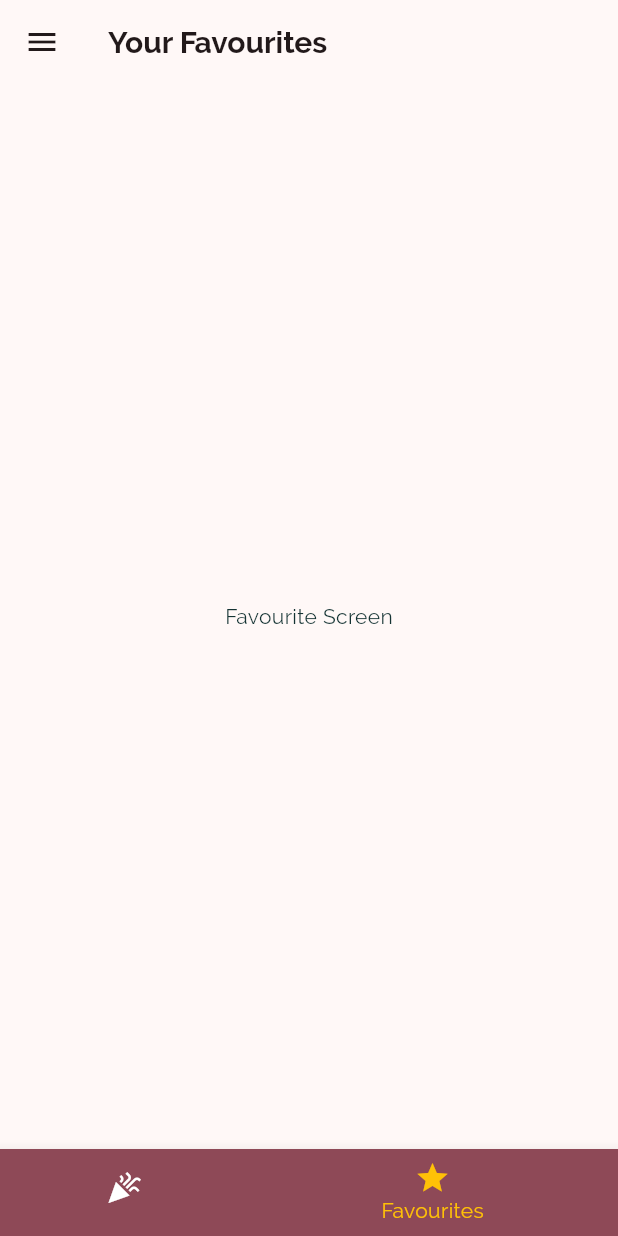
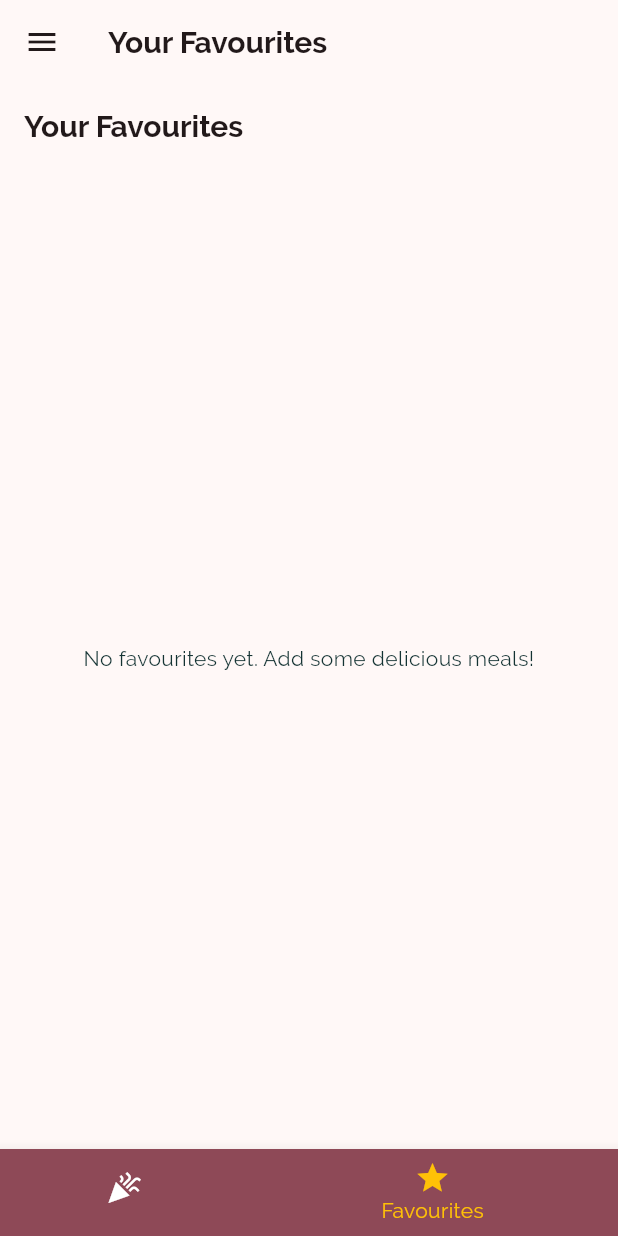
Before and after one commit to flexxy-07/NavvyMeals, a Flutter app: the screen it shows after launch, item 2 of the bottom bar chosen, on a phone screen of 412 x 824 dp. Run offline on Flutter 3.47's test engine with Material 3 defaults, Android fonts, the phone set to English and light mode, and no system bars.

```diff
--- a/lib/dummy_data.dart
+++ b/lib/dummy_data.dart
@@ -16,7 +16,7 @@ const DUMMY_CATEGORIES = const [
   Category(id: 'c10', title: 'Summer', color: Colors.teal),
 ];
 
-const DUMMY_MEALS = const [
+ final DUMMY_MEALS =  [
   Meal(
     id: '1',
     title: 'Spaghetti with Tomato Sauce',
@@ -47,8 +47,10 @@ const DUMMY_MEALS = const [
     isVegan: false,
     isLactoseFree: false,
     isVegetarian: false,
+    isFavourite: false,
   ),
   Meal(
+
     id: '2',
     title: 'Toast Hawaii',
     imageUrl:
@@ -73,9 +75,11 @@ const DUMMY_MEALS = const [
     isVegan: false,
     isLactoseFree: false,
     isVegetarian: false,
+    isFavourite: false,
   ),
 
   Meal(
+
     id: '3',
     title: 'Classic Hamburger',
     imageUrl:
@@ -103,9 +107,11 @@ const DUMMY_MEALS = const [
     isVegan: false,
     isLactoseFree: false,
     isVegetarian: false,
+    isFavourite: false,
   ),
 
   Meal(
+
     id: '4',
     title: 'Wiener Schnitzel',
     imageUrl:
@@ -137,6 +143,7 @@ const DUMMY_MEALS = const [
     isVegan: false,
     isLactoseFree: false,
     isVegetarian: false,
+    isFavourite: false,
   ),
   Meal(
     id: '5',
@@ -169,6 +176,7 @@ const DUMMY_MEALS = const [
     isVegan: false,
     isLactoseFree: false,
     isVegetarian: false,
+    isFavourite: false,
   ),
 
   Meal(
@@ -202,6 +210,7 @@ const DUMMY_MEALS = const [
     isVegan: false,
     isLactoseFree: false,
     isVegetarian: false,
+    isFavourite: false,
   ),
 
   Meal(
@@ -236,6 +245,7 @@ const DUMMY_MEALS = const [
     isVegan: false,
     isLactoseFree: false,
     isVegetarian: false,
+    isFavourite: false,
   ),
 
   Meal(
@@ -269,6 +279,7 @@ const DUMMY_MEALS = const [
     isVegan: false,
     isLactoseFree: false,
     isVegetarian: false,
+    isFavourite: false,
   ),
 
   Meal(
@@ -297,6 +308,7 @@ const DUMMY_MEALS = const [
     isVegan: false,
     isLactoseFree: false,
     isVegetarian: false,
+    isFavourite: false,
   ),
 
   Meal(
@@ -328,6 +340,7 @@ const DUMMY_MEALS = const [
     isVegan: true,
     isLactoseFree: true,
     isVegetarian: true,
+    isFavourite: false,
   ),
 
   Meal(
@@ -356,6 +369,7 @@ const DUMMY_MEALS = const [
     isVegan: true,
     isLactoseFree: true,
     isVegetarian: true,
+    isFavourite: false,
   ),
 
   Meal(
@@ -386,6 +400,7 @@ const DUMMY_MEALS = const [
     isVegan: false,
     isLactoseFree: true,
     isVegetarian: false,
+    isFavourite: false,
   ),
 
   Meal(
@@ -414,6 +429,7 @@ const DUMMY_MEALS = const [
     isVegan: true,
     isLactoseFree: true,
     isVegetarian: true,
+    isFavourite: false,
   ),
 
   Meal(
@@ -446,6 +462,7 @@ const DUMMY_MEALS = const [
     isVegan: true,
     isLactoseFree: true,
     isVegetarian: true,
+    isFavourite: false,
   ),
   Meal(
     id: '15',
@@ -477,6 +494,7 @@ const DUMMY_MEALS = const [
     isVegan: true,
     isLactoseFree: true,
     isVegetarian: true,
+    isFavourite: false,
   ),
 
   Meal(
@@ -512,6 +530,7 @@ const DUMMY_MEALS = const [
     isVegan: true,
     isLactoseFree: true,
     isVegetarian: true,
+    isFavourite: false,
   ),
 
   Meal(
@@ -543,6 +562,7 @@ const DUMMY_MEALS = const [
     isVegan: true,
     isLactoseFree: true,
     isVegetarian: true,
+    isFavourite: false,
   ),
 
   Meal(
@@ -575,6 +595,7 @@ const DUMMY_MEALS = const [
     isVegan: false,
     isLactoseFree: false,
     isVegetarian: true,
+    isFavourite: false,
   ),
 
   Meal(
@@ -609,6 +630,7 @@ const DUMMY_MEALS = const [
     isVegan: false,
     isLactoseFree: false,
     isVegetarian: true,
+    isFavourite: false,
   ),
 
   Meal(
@@ -636,6 +658,7 @@ const DUMMY_MEALS = const [
     isVegan: false,
     isLactoseFree: false,
     isVegetarian: true,
+    isFavourite: false,
   ),
 ];
 // Add more meals as needed
--- a/lib/favourite_screen.dart
+++ b/lib/favourite_screen.dart
@@ -1,14 +1,37 @@
 import 'package:flutter/material.dart';
+import 'package:tastynav_cuisines/dummy_data.dart';
+import 'package:tastynav_cuisines/model/meal.dart';
 
 class FavouriteScreen extends StatelessWidget {
-  const FavouriteScreen({super.key});
+  static const routeName = '/favourites-meals';
 
   @override
   Widget build(BuildContext context) {
+    final List<Meal> favouriteMeals =
+        DUMMY_MEALS.where((meal) => meal.isFavourite).toList();
+
     return Scaffold(
-      body: const Center(
-        child: Text('Favourite Screen'),
-      ),
+      appBar: AppBar(title: const Text('Your Favourites')),
+      body: favouriteMeals.isEmpty
+          ? const Center(
+              child: Text(
+                'No favourites yet. Add some delicious meals!',
+                textAlign: TextAlign.center,
+              ),
+            )
+          : ListView.builder(
+              itemCount: favouriteMeals.length,
+              itemBuilder: (context, index) {
+                final Meal currMeal = favouriteMeals[index];
+                return ListTile(
+                  leading: CircleAvatar(
+                    backgroundImage: NetworkImage(currMeal.imageUrl),
+                  ),
+                  title: Text(currMeal.title),
+                  subtitle: Text('${currMeal.duration} min'),
+                );
+              },
+            ),
     );
   }
 }
--- /dev/null
+++ b/lib/filters_screen.dart
@@ -0,0 +1,16 @@
+import 'package:flutter/material.dart';
+import 'package:tastynav_cuisines/main_drawer.dart';
+
+class FiltersScreen extends StatelessWidget {
+  static const String routeName = '/filter-meals';
+
+  @override
+  Widget build(BuildContext context) {
+    return Scaffold(
+      appBar: AppBar(
+        title: const Text('Your Filters'),
+      ),
+      drawer: MainDrawer(),
+    );
+  }
+}
--- a/lib/main.dart
+++ b/lib/main.dart
@@ -2,6 +2,8 @@
 import 'package:flutter/material.dart';
 import 'package:tastynav_cuisines/categories_screen.dart';
 import 'package:tastynav_cuisines/category_meals_screen.dart';
+import 'package:tastynav_cuisines/favourite_screen.dart';
+import 'package:tastynav_cuisines/filters_screen.dart';
 import 'package:tastynav_cuisines/meal_item_details.dart';
 import 'package:tastynav_cuisines/tabs_screen.dart';
 
@@ -44,6 +46,8 @@ class MyApp extends StatelessWidget{
         '/' : (context) => TabsScreen(),
         CategoryMealsScreen.routeName: (ctx) => CategoryMealsScreen(),
         MealDetail.routeName: (ctx) => MealDetail(),
+        FavouriteScreen.routeName: (ctx) => FavouriteScreen(),
+        FiltersScreen.routeName : (ctx) => FiltersScreen()
       }, // first screen of the app
 
       // used when a router is not defined in routes table, then this will be called
--- a/lib/model/meal.dart
+++ b/lib/model/meal.dart
@@ -24,8 +24,9 @@ class Meal {
   final bool isVegan;
   final bool isLactoseFree;
   final bool isVegetarian;
+  bool isFavourite;
 
-  const Meal({
+   Meal({
     required this.id,
     required this.title,
     required this.imageUrl,
@@ -39,5 +40,6 @@ class Meal {
     required this.isVegan,
     required this.isLactoseFree,
     required this.isVegetarian,
+    this.isFavourite = false,
   });
 }
--- a/lib/tabs_screen.dart
+++ b/lib/tabs_screen.dart
@@ -9,12 +9,12 @@ class TabsScreen extends StatefulWidget {
 }
 
 class _TabsScreenState extends State<TabsScreen> {
-  final List<Map<String, Object>> _pages = [
-    {'page' : CategoriesScreen(), 'title' : 'Categories'},
-    {'page' : FavouriteScreen(), 'title' : 'Your Favourites'}
-  ];
+  int _selectedPageIndex = 0;
 
-  int _selectedPageIndex = 0;
+  List<Map<String, Object>> get _pages => [
+        {'page': CategoriesScreen(), 'title': 'Categories'},
+        {'page': FavouriteScreen(), 'title': 'Your Favourites'},
+      ];
 
   void _selectPage(int index){
     setState(() {
```
Also changed, not shown: lib/category_meals_screen.dart (+42 -15 lines), lib/main_drawer.dart (+11 -5 lines), lib/meal_item.dart (+7 -1 lines), lib/meal_item_details.dart (+78 -3 lines).
